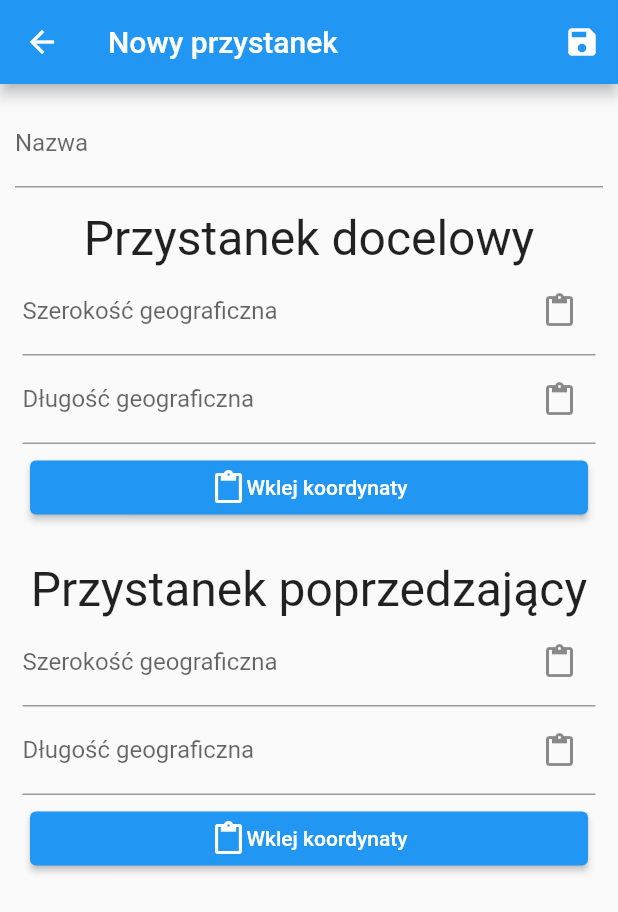
After one commit to Arciiix/BusTraFlutter, a Flutter app: the screen it shows after launch, after a tap on "Dodaj przystanek", on a phone screen of 412 x 824 dp. The commit adds this screen. Shown: the top 912 px of the screen. Run offline on Flutter 3.47's test engine with Material 2 defaults, Android fonts, the phone set to English and light mode, and no system bars; our stand-ins replace permission_handler; missing offline and left inert: flutter_geofence.

Commit message:
A preview of bus stop form screen

```diff
--- /dev/null
+++ b/lib/bus_stop_form.dart
@@ -0,0 +1,127 @@
+import 'package:flutter/material.dart';
+
+class BusStopForm extends StatefulWidget {
+  @override
+  State<BusStopForm> createState() => _BusStopFormState();
+}
+
+class _BusStopFormState extends State<BusStopForm> {
+  final bool isEditing = false;
+
+  final TextEditingController _nameController = TextEditingController();
+  final TextEditingController _destinationBusStopLatitudeController =
+      TextEditingController();
+  final TextEditingController _destinationBusStopLongitudeController =
+      TextEditingController();
+  final TextEditingController _previousBusStopLatitudeController =
+      TextEditingController();
+  final TextEditingController _previousBusStopLongitudeController =
+      TextEditingController();
+
+  @override
+  Widget build(BuildContext context) {
+    return Scaffold(
+        appBar: AppBar(
+          title: Text(isEditing ? "Edycja przystanku" : "Nowy przystanek"),
+          actions: [
+            IconButton(
+              icon: const Icon(Icons.save),
+              tooltip: "Zapisz",
+              onPressed: () => print("DEV - save bus stop form"),
+            )
+          ],
+        ),
+        body: Padding(
+          padding: const EdgeInsets.all(5),
+          child: SingleChildScrollView(
+              child: Column(children: [
+            Padding(
+              padding: const EdgeInsets.all(5),
+              child: TextField(
+                  controller: _nameController,
+                  decoration: InputDecoration(
+                    labelText: "Nazwa",
+                  )),
+            ),
+            Padding(
+                padding: const EdgeInsets.all(10),
+                child: Column(
+                  children: [
+                    const Text(
+                      "Przystanek docelowy",
+                      style: TextStyle(fontSize: 32),
+                      textAlign: TextAlign.left,
+                    ),
+                    TextField(
+                        controller: _destinationBusStopLatitudeController,
+                        keyboardType: TextInputType.number,
+                        decoration: InputDecoration(
+                            labelText: "Szerokość geograficzna",
+                            suffixIcon: IconButton(
+                              icon: const Icon(Icons.paste),
+                              onPressed: () => print("PASTE 1.1"),
+                            ))),
+                    TextField(
+                        controller: _destinationBusStopLongitudeController,
+                        keyboardType: TextInputType.number,
+                        decoration: InputDecoration(
+                            labelText: "Długość geograficzna",
+                            suffixIcon: IconButton(
+                              icon: const Icon(Icons.paste),
+                              onPressed: () => print("PASTE 1.2"),
+                            ))),
+                    Padding(
+                        padding: const EdgeInsets.all(5),
+                        child: ElevatedButton(
+                            onPressed: () => print("PASTE FULL 1"),
+                            child: Row(
+                                mainAxisAlignment: MainAxisAlignment.center,
+                                children: [
+                                  Icon(Icons.paste),
+                                  Text("Wklej koordynaty")
+                                ])))
+                  ],
+                )),
+            Padding(
+                padding: const EdgeInsets.all(10),
+                child: Column(
+                  children: [
+                    const Text(
+                      "Przystanek poprzedzający",
+                      style: TextStyle(fontSize: 32),
+                      textAlign: TextAlign.left,
+                    ),
+                    TextField(
+                        controller: _previousBusStopLatitudeController,
+                        keyboardType: TextInputType.number,
+                        decoration: InputDecoration(
+                            labelText: "Szerokość geograficzna",
+                            suffixIcon: IconButton(
+                              icon: const Icon(Icons.paste),
+                              onPressed: () => print("PASTE 2.1"),
+                            ))),
+                    TextField(
+                        controller: _previousBusStopLongitudeController,
+                        keyboardType: TextInputType.number,
+                        decoration: InputDecoration(
+                            labelText: "Długość geograficzna",
+                            suffixIcon: IconButton(
+                              icon: const Icon(Icons.paste),
+                              onPressed: () => print("PASTE 2.2"),
+                            ))),
+                    Padding(
+                        padding: const EdgeInsets.all(5),
+                        child: ElevatedButton(
+                            onPressed: () => print("PASTE FULL 2"),
+                            child: Row(
+                                mainAxisAlignment: MainAxisAlignment.center,
+                                children: [
+                                  Icon(Icons.paste),
+                                  Text("Wklej koordynaty")
+                                ])))
+                  ],
+                )),
+          ])),
+        ));
+  }
+}
--- a/lib/home_screen.dart
+++ b/lib/home_screen.dart
@@ -27,7 +27,11 @@ class _HomeScreenState extends State<HomeScreen> {
               children: [
                 ElevatedButton(
                     onPressed: () => print("TODO: Start the tracking"),
-                    child: const Text("Rozpocznij"))
+                    child: const Text("Rozpocznij")),
+                ElevatedButton(
+                    onPressed: () =>
+                        Navigator.pushNamed(context, "/addBusStop"),
+                    child: const Text("Dodaj przystanek"))
               ],
             )),
       ),
--- a/lib/main.dart
+++ b/lib/main.dart
@@ -1,6 +1,7 @@
 import 'package:flutter/material.dart';
 
 import 'package:bustra/home_screen.dart';
+import 'package:bustra/bus_stop_form.dart';
 import 'package:bustra/error.dart';
 import 'package:bustra/utils/get_permissions.dart';
 
@@ -36,7 +37,10 @@ class _MyAppState extends State<MyApp> {
         primarySwatch: Colors.blue,
       ),
       initialRoute: '/',
-      routes: {"/": (contex) => HomeScreen()},
+      routes: {
+        "/": (contex) => HomeScreen(),
+        "/addBusStop": (contex) => BusStopForm()
+      },
     );
   }
 }
```
